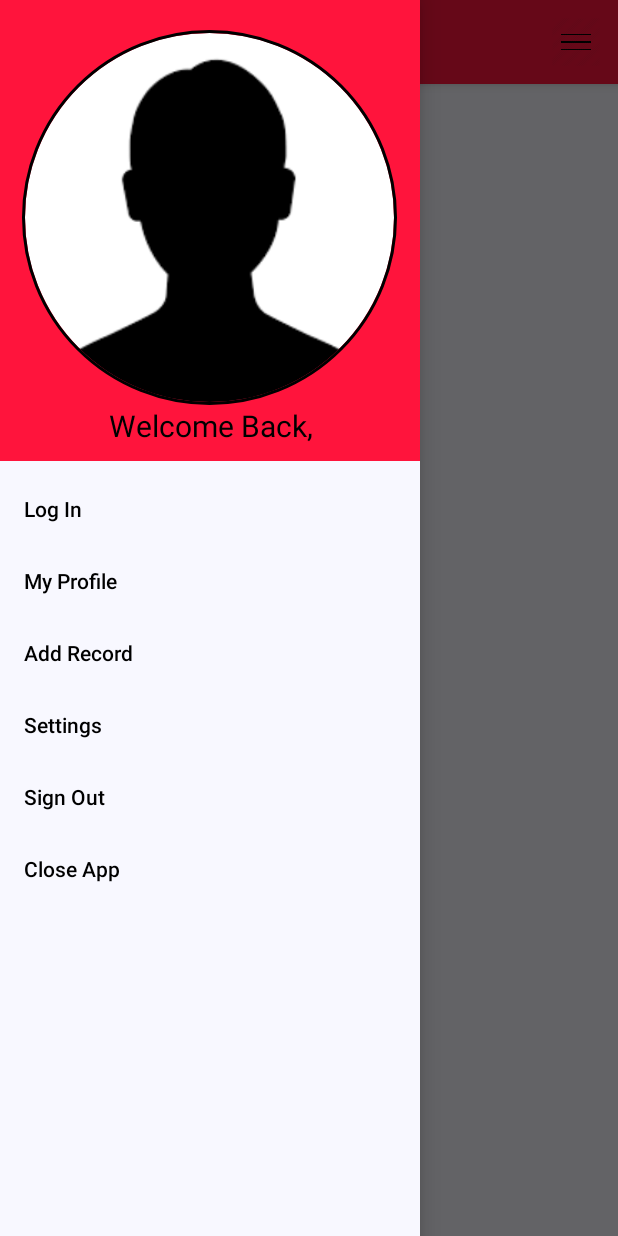
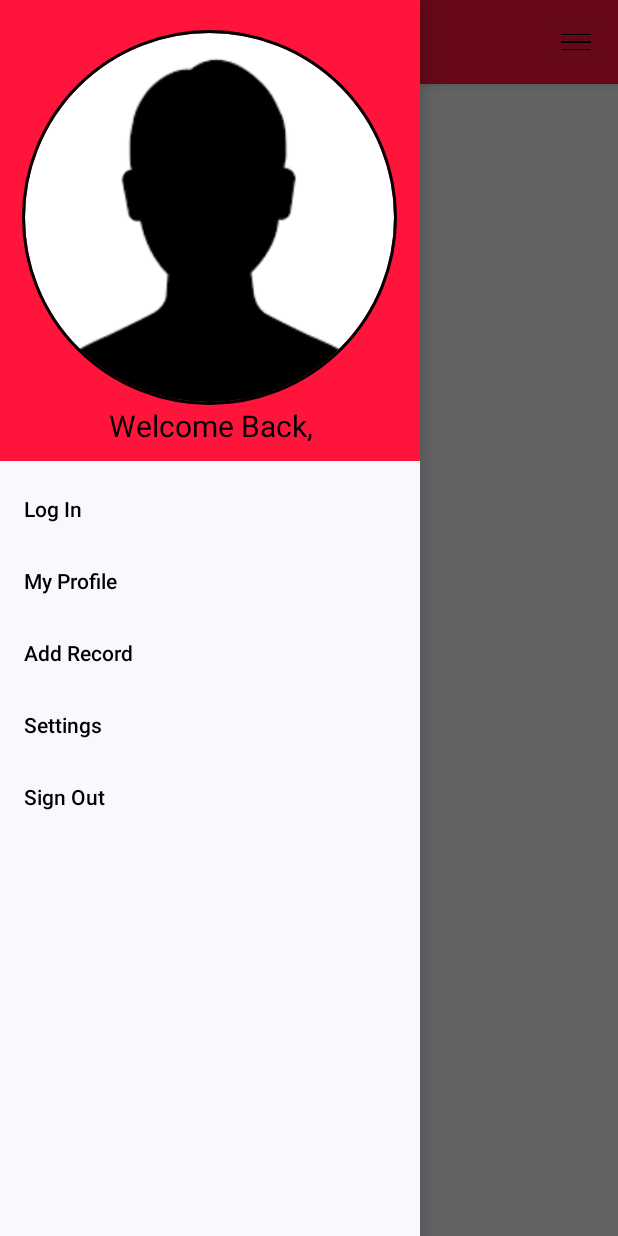
Before and after one commit to erboland12/Record-It, an Android app: the screen it shows after launch (MainActivity), with the side drawer open, on a phone screen of 412 x 824 dp. Run offline under Robolectric (Android 15) with nearby library versions, the phone set to English and light mode, and no system bars; our stand-ins replace CircleImageView, Firebase (no records; nobody signed in at launch, a user with empty details on screens opened directly), Picasso; pictures from the network do not load.

Commit message:
Added border to add record album cover

```diff
--- a/app/src/main/java/com/example/recordratings/MainActivity.java
+++ b/app/src/main/java/com/example/recordratings/MainActivity.java
@@ -245,10 +245,6 @@ public class MainActivity extends AppCompatActivity implements NavigationView.On
                 finish();
                 m.moveActivity(MainActivity.this, SettingsActivity.class);
             }
-            case R.id.quit_app:{
-                finish();
-                System.exit(0);
-            }
         }
         //close navigation drawer
         mDrawerLayout.closeDrawer(GravityCompat.START);
--- a/app/src/main/java/com/example/recordratings/records/AddRecord.java
+++ b/app/src/main/java/com/example/recordratings/records/AddRecord.java
@@ -212,7 +212,6 @@ public class AddRecord extends AppCompatActivity {
                     if(photoToString == null){
                         photoToString = "https://firebasestorage.googleapis.com/v0/b/record-ratings.appspot.com/o/content%3A%2Fcom.android.providers.downloads.documents%2Fdocument%2F2695?alt=media&token=d8740fa6-6385-4eb7-bc6c-8b6d9b78dc40";
                     }
-
                     //Stores values from front end inputs to be put into record item
                     String id = mAuth.getUid();
                     String album = albumName.getText().toString().trim();
@@ -262,7 +261,7 @@ public class AddRecord extends AppCompatActivity {
                             @Override
                             public void onSuccess(Uri uri) {
                                 Uri downloadUri = uri;
-                                Picasso.get().load(uri).into(albumCover);
+                                Picasso.get().load(uri).fit().centerCrop().into(albumCover);
                                 photoToString = downloadUri.toString();
                             }
                         });
@@ -273,7 +272,8 @@ public class AddRecord extends AppCompatActivity {
                 e.printStackTrace();
                 Toast.makeText(this, "Something Went Wrong.  Please Try Again.", Toast.LENGTH_LONG).show();
             }
-
+            Toast.makeText(this, "Loading Image...", Toast.LENGTH_LONG).show();
+            albumCover.setBackground(getResources().getDrawable(R.drawable.image_view_bg));
         }
     }
 
--- a/app/src/main/java/com/example/recordratings/records/RecordPageFragment.java
+++ b/app/src/main/java/com/example/recordratings/records/RecordPageFragment.java
@@ -405,7 +405,7 @@ public class RecordPageFragment extends Fragment {
         setDetailViewVariables(view);
 
         //Additional styling if night mode is enabled
-        if(isDark) {
+        if(returnDark()) {
             view1.setBackgroundColor(getResources().getColor(R.color.colorWhite));
             album.setTextColor(getResources().getColor(R.color.colorWhite));
             artist.setTextColor(getResources().getColor(R.color.hintDarkModeColor));
@@ -414,10 +414,8 @@ public class RecordPageFragment extends Fragment {
             commentCharCount.setTextColor(getResources().getColor(R.color.colorWhite));
             layout.setBackgroundColor(getResources().getColor(R.color.darkModeRealBack));
         }
-
         return view;
     }
-
 
     /**
      * This interface must be implemented by activities that contain this
@@ -429,6 +427,7 @@ public class RecordPageFragment extends Fragment {
      * "http://developer.android.com/training/basics/fragments/communicating.html"
      * >Communicating with Other Fragments</a> for more information.
      */
+
     public interface OnFragmentInteractionListener {
         // TODO: Update argument type and name
         void onFragmentInteraction(Uri uri);
--- a/app/src/main/java/com/example/recordratings/settings/MyPreferencesFragment.java
+++ b/app/src/main/java/com/example/recordratings/settings/MyPreferencesFragment.java
@@ -174,8 +174,8 @@ public class MyPreferencesFragment extends PreferenceFragmentCompat{
                     editor.apply();
                     editor.commit();
                 }
-//                getActivity().finish();
-//                startActivity(new Intent(SettingsActivity.getContextOfApplication(), SettingsActivity.class));
+                getActivity().finish();
+                startActivity(new Intent(SettingsActivity.getContextOfApplication(), SettingsActivity.class));
                 return true;
             }
         });
@@ -215,7 +215,6 @@ public class MyPreferencesFragment extends PreferenceFragmentCompat{
 
                 if(returnDark()){
                     reportEdit.setHintTextColor(getResources().getColor(R.color.hintDarkModeColor));
-
                 }
                 String[] items = new String[]{"Inappropriate Profile", "Inappropriate Comments", "Offensive Language",
                                               "Harassing Another User", "Advertising Unauthorized Content"};
--- a/app/src/main/res/layout/feedback_dialog_box.xml
+++ b/app/src/main/res/layout/feedback_dialog_box.xml
@@ -42,6 +42,7 @@
         android:layout_marginLeft="10pt"
         android:layout_marginRight="10pt"
         android:background="@drawable/border"
+        android:textColor="@color/colorBlack"
         android:scrollbars="vertical"
         />
     <Button
--- a/app/src/main/res/layout/fragment_record_page.xml
+++ b/app/src/main/res/layout/fragment_record_page.xml
@@ -40,7 +40,7 @@
                 android:gravity="center"
                 android:layout_marginStart="5pt"
                 android:layout_marginEnd="5pt"
-                android:textColor="@color/colorBlack"
+                android:textColor="?attr/textcolor"
                 android:textSize="40sp" />
 
             <TextView
--- a/app/src/main/res/layout/report_user_dialog_box.xml
+++ b/app/src/main/res/layout/report_user_dialog_box.xml
@@ -50,7 +50,7 @@
         android:layout_marginTop="5pt"
         android:layout_marginStart="13pt"
         android:layout_marginEnd="13pt"
-        android:textColor="?attr/textcolor"
+        android:textColor="@color/colorBlack"
         android:background="@android:drawable/btn_dropdown"/>
 
     <Button
--- a/app/src/main/res/menu/menu_side.xml
+++ b/app/src/main/res/menu/menu_side.xml
@@ -20,8 +20,4 @@
     </item>
     <item android:id="@+id/log_out"
         android:title="@string/sign_out"/>
-    <item
-        android:id="@+id/quit_app"
-        android:title="@string/close_app">
-    </item>
 </menu>
```
